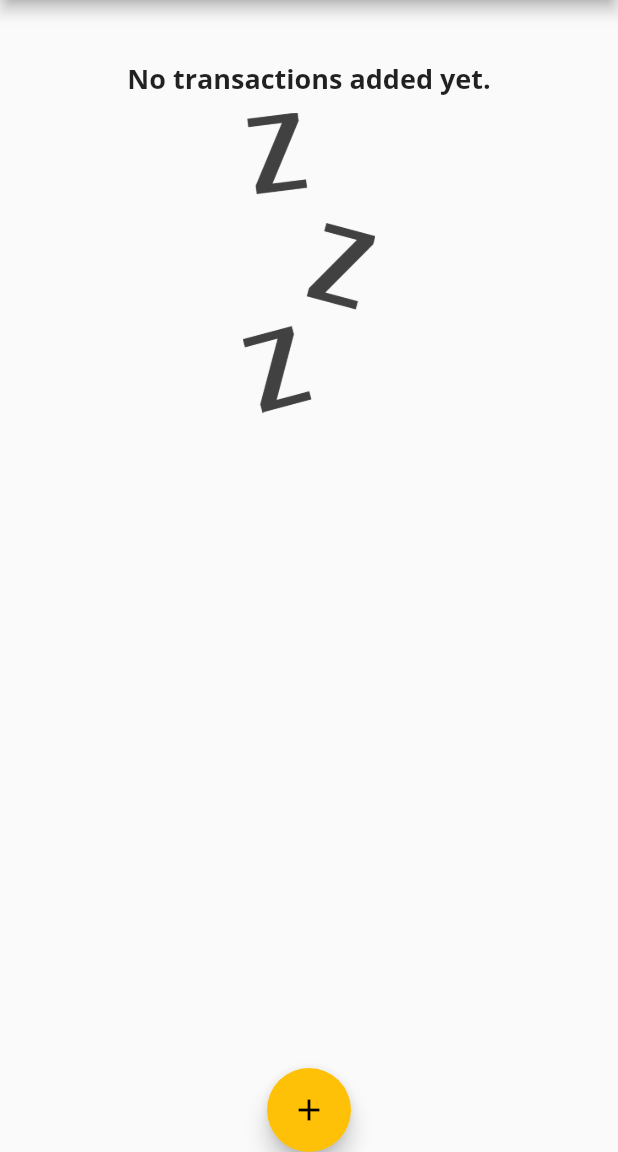
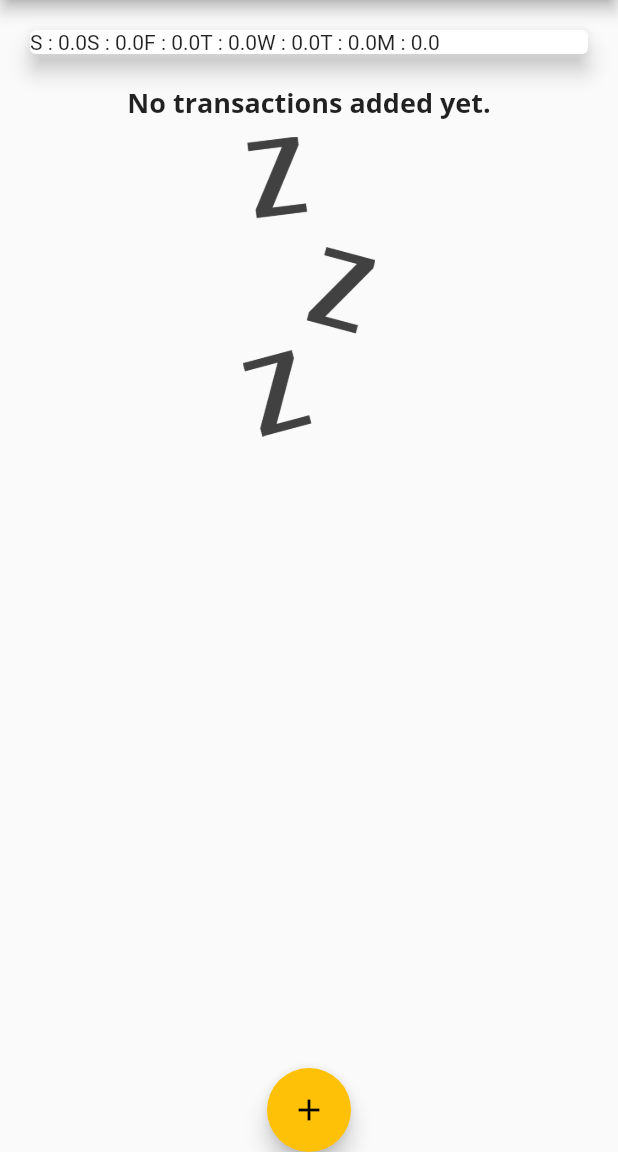
Before and after one commit to bantawa04/expenseTrackerFlutter, a Flutter app: the screen it shows after launch, on a phone screen of 412 x 824 dp, the part 84-1236 px from its top. Run offline on Flutter 3.47's test engine with Material 2 defaults, Android fonts, the phone set to English and light mode, and no system bars.

Commit message:
4.39 Creating bars for chart

```diff
--- a/lib/widgets/chart.dart
+++ b/lib/widgets/chart.dart
@@ -21,8 +21,6 @@ class Chart extends StatelessWidget {
           totalSum += recentTransactions[i].amount!;
         }
       }
-    print(DateFormat.E().format(weekDay));
-    print(totalSum);
       return {
         'day': DateFormat.E().format(weekDay).substring(0, 1),
         'amount': totalSum,
@@ -32,12 +30,13 @@ class Chart extends StatelessWidget {
 
   @override
   Widget build(BuildContext context) {
-    print(groupedTransactionValues);
     return Card(
       elevation: 6,
       margin: EdgeInsets.all(20),
       child: Row(
-        children: <Widget>[Column()],
+        children: groupedTransactionValues.map((data){
+          return Text('${data['day']} : ${data['amount'].toString()}');
+        }).toList(),
       ),
     );
   }
```
Also changed, not shown: lib/widgets/chart_bar.dart (added, +49 -0 lines).
